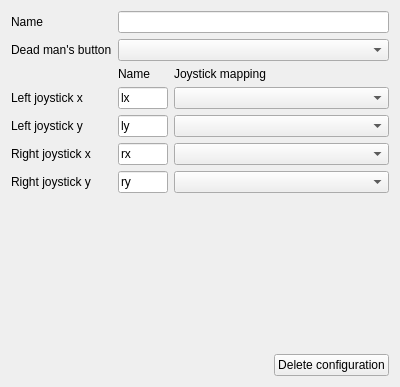
Before: the Qt Designer form modules/automation/projects/HilecGui/src/telecontrol/EditGamepadArea.ui in OFFIS-Automation/Framework, drawn with Qt 5.
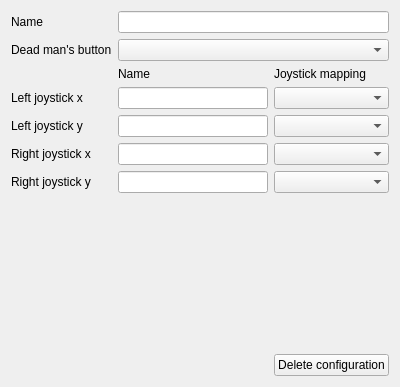
After: the same form once the commit is applied. Icons and pictures are not drawn.

Patch:
```diff
--- a/modules/automation/projects/HilecGui/src/telecontrol/EditGamepadArea.ui
+++ b/modules/automation/projects/HilecGui/src/telecontrol/EditGamepadArea.ui
@@ -28,14 +28,8 @@
        <height>0</height>
       </size>
      </property>
-     <property name="maximumSize">
-      <size>
-       <width>50</width>
-       <height>16777215</height>
-      </size>
-     </property>
      <property name="text">
-      <string>ly</string>
+      <string/>
      </property>
     </widget>
    </item>
@@ -53,14 +47,8 @@
        <height>0</height>
       </size>
      </property>
-     <property name="maximumSize">
-      <size>
-       <width>50</width>
-       <height>16777215</height>
-      </size>
-     </property>
      <property name="text">
-      <string>rx</string>
+      <string/>
      </property>
     </widget>
    </item>
@@ -78,14 +66,8 @@
        <height>0</height>
       </size>
      </property>
-     <property name="maximumSize">
-      <size>
-       <width>50</width>
-       <height>16777215</height>
-      </size>
-     </property>
      <property name="text">
-      <string>ry</string>
+      <string/>
      </property>
     </widget>
    </item>
@@ -136,12 +118,12 @@
      </property>
      <property name="maximumSize">
       <size>
-       <width>50</width>
+       <width>16777215</width>
        <height>16777215</height>
       </size>
      </property>
      <property name="text">
-      <string>lx</string>
+      <string/>
      </property>
     </widget>
    </item>
@@ -190,19 +172,6 @@
    </item>
    <item row="8" column="2">
     <layout class="QHBoxLayout" name="horizontalLayout">
-     <item>
-      <spacer name="horizontalSpacer">
-       <property name="orientation">
-        <enum>Qt::Horizontal</enum>
-       </property>
-       <property name="sizeHint" stdset="0">
-        <size>
-         <width>40</width>
-         <height>20</height>
-        </size>
-       </property>
-      </spacer>
-     </item>
      <item>
       <widget class="QPushButton" name="deleteThis">
        <property name="text">
@@ -229,6 +198,19 @@
      </property>
     </spacer>
    </item>
+   <item row="8" column="0" colspan="2">
+    <spacer name="horizontalSpacer">
+     <property name="orientation">
+      <enum>Qt::Horizontal</enum>
+     </property>
+     <property name="sizeHint" stdset="0">
+      <size>
+       <width>40</width>
+       <height>20</height>
+      </size>
+     </property>
+    </spacer>
+   </item>
   </layout>
  </widget>
  <resources>
```
